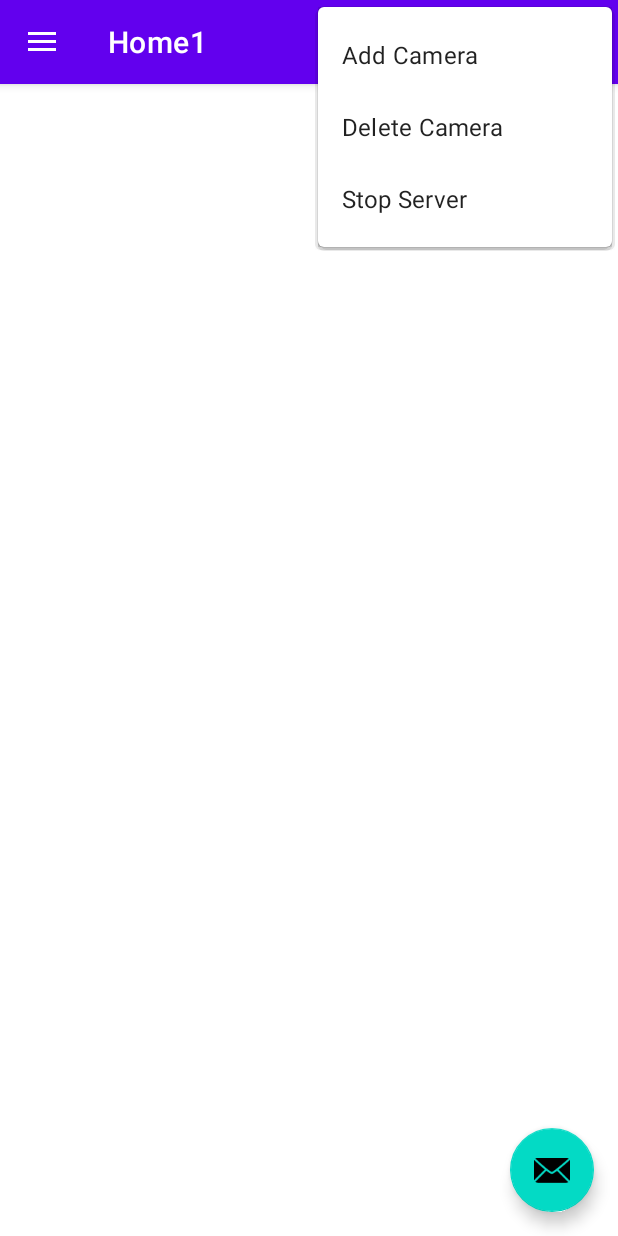
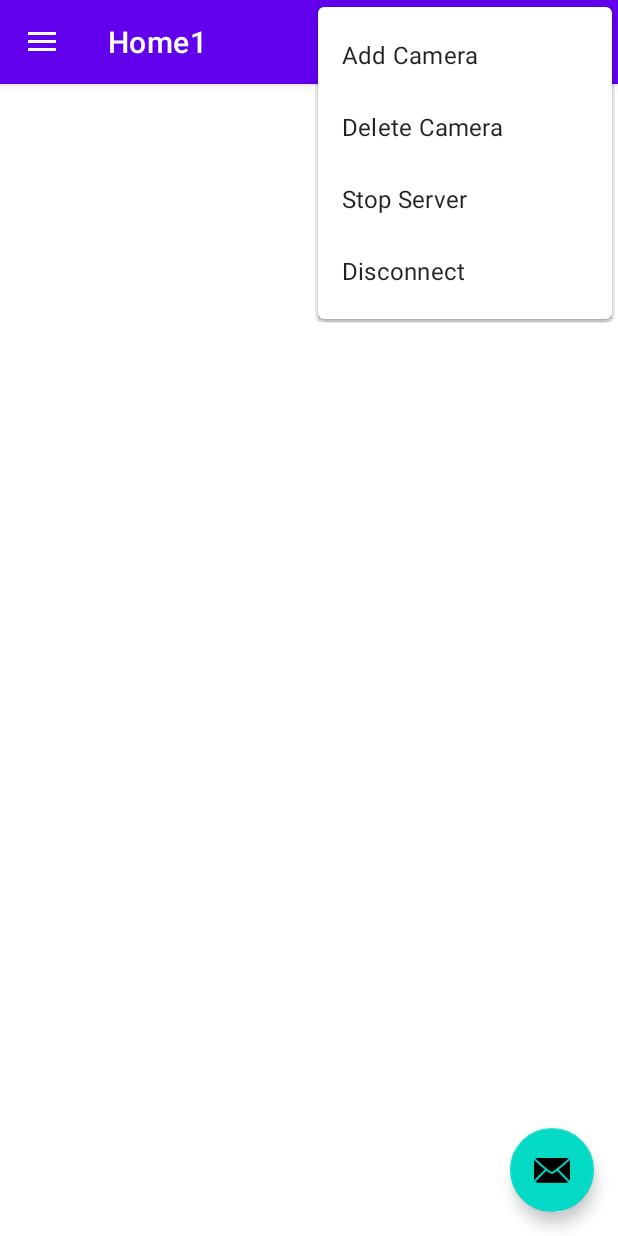
Before and after one commit to fmv1001/DomoCamera, an Android app: the screen it shows after launch (NavMenuActivity), with the options menu open, on a phone screen of 412 x 824 dp. Run offline under Robolectric (Android 15) with nearby library versions, the phone set to English and light mode, and no system bars; our stand-ins replace navigation-ui.

```diff
--- a/AndroidApp/app/src/main/java/com/example/appstream/DataBaseCameras.java
+++ b/AndroidApp/app/src/main/java/com/example/appstream/DataBaseCameras.java
@@ -3,6 +3,7 @@ package com.example.appstream;
 import android.content.ContentValues;
 import android.content.Context;
 import android.database.Cursor;
+import android.database.CursorIndexOutOfBoundsException;
 import android.database.sqlite.SQLiteDatabase;
 import android.database.sqlite.SQLiteOpenHelper;
 
@@ -177,7 +178,12 @@ public class DataBaseCameras extends SQLiteOpenHelper implements DataBaseCameraI
                 "id DESC");
         int itemID = 0;
         cursor.moveToNext();
-        itemID = cursor.getInt(cursor.getColumnIndexOrThrow("id"));
+        try{
+            itemID = cursor.getInt(cursor.getColumnIndexOrThrow("id"));
+        }catch (CursorIndexOutOfBoundsException e){
+            return 0;
+        }
+
         cursor.close();
         return itemID+1;
     }
--- a/AndroidApp/app/src/main/java/com/example/appstream/NavMenuActivity.java
+++ b/AndroidApp/app/src/main/java/com/example/appstream/NavMenuActivity.java
@@ -27,7 +27,6 @@ public class NavMenuActivity extends AppCompatActivity {
     private AppBarConfiguration mAppBarConfiguration;
     private static ServerTCPConnexion connexionThread;
     private String serverIp = "192.168.0.28";
-    int i = 0;
 
     @Override
     protected void onCreate(Bundle savedInstanceState) {
--- a/AndroidApp/app/src/main/res/menu/nav_menu.xml
+++ b/AndroidApp/app/src/main/res/menu/nav_menu.xml
@@ -16,4 +16,9 @@
         android:orderInCategory="100"
         android:title="@string/menu_option_stop"
         app:showAsAction="never" />
+    <item
+        android:id="@+id/action_disconnect_to_server"
+        android:orderInCategory="100"
+        android:title="Disconnect"
+        app:showAsAction="never" />
 </menu>
--- a/AndroidApp/app/src/main/res/values/strings.xml
+++ b/AndroidApp/app/src/main/res/values/strings.xml
@@ -12,6 +12,7 @@
     <string name="nav_header_subtitle">fmv1001@alu.ubu.es</string>
     <string name="nav_header_desc">Navigation header</string>
     <string name="action_settings">Settings</string>
+    <string name="action_disconnect">Desconectar</string>
     <string name="cancel_button">Cancel</string>
     <string name="accept_button">Accept</string>
     <string name="menu_home">Home1</string>
```
Also changed, not shown: AndroidApp/app/src/main/java/com/example/appstream/ServerTCPConnexion.java (+9 -3 lines), AndroidApp/app/src/main/java/com/example/appstream/ui/home/HomeFragment.java (+4 -4 lines), 1 other file.
